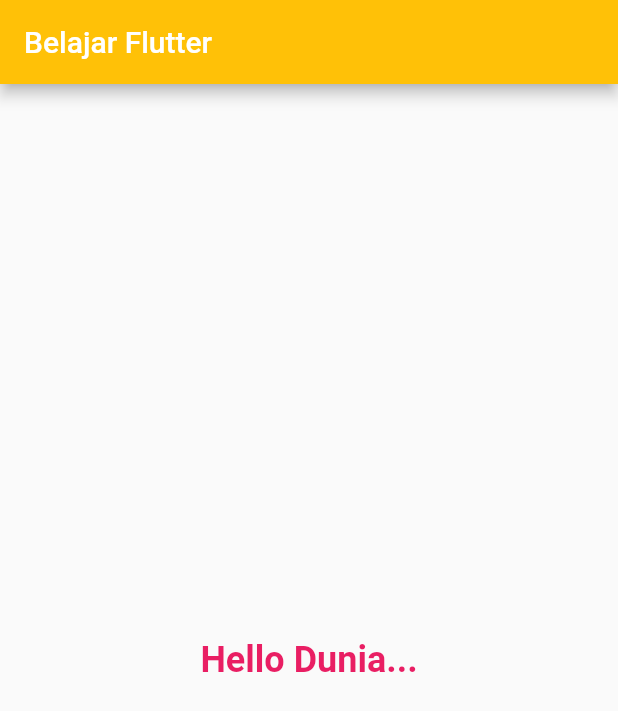
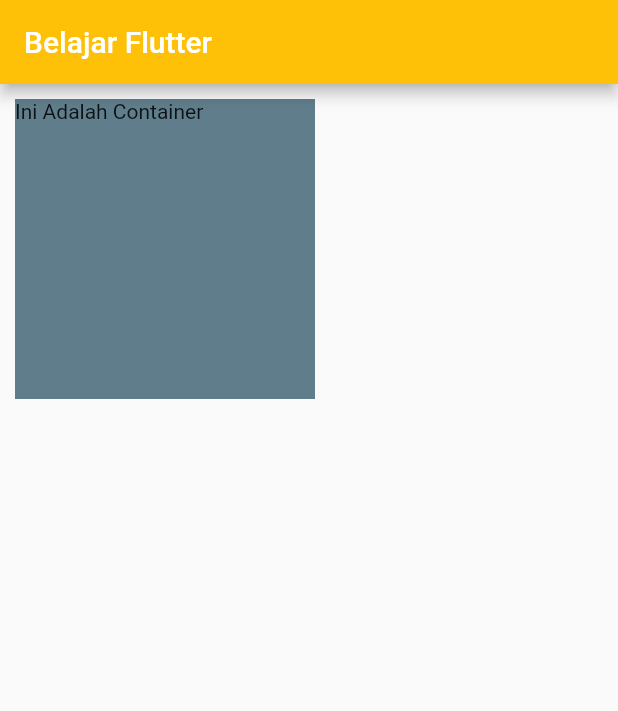
Before and after one commit to lindanur21/belajar_flutter, a Flutter app: the screen it shows after launch, on a phone screen of 412 x 824 dp. Shown: the top 711 px of the screen. Run offline on Flutter 3.47's test engine with Material 2 defaults, Android fonts, the phone set to English and light mode, and no system bars.

```diff
--- /dev/null
+++ b/lib/container_widget.dart
@@ -0,0 +1,17 @@
+import 'package:flutter/material.dart';
+
+// container adalah wadah untuk menampung widget lain
+class BelajarContainer extends StatelessWidget {
+  const BelajarContainer({super.key});
+
+  @override
+  Widget build(BuildContext context) {
+    return Container(
+      width: 200,
+      height: 200,
+      margin: EdgeInsets.all(10),
+      color: Colors.blueGrey,
+      child: Text("Ini Adalah Container"),
+    );
+  }
+}
--- a/lib/main.dart
+++ b/lib/main.dart
@@ -1,3 +1,4 @@
+import 'package:belajar/container_widget.dart';
 import 'package:flutter/material.dart';
 
 void main() {
@@ -17,11 +18,22 @@ class MyApp extends StatelessWidget {
           backgroundColor: Colors.amber,
           title: Text("Belajar Flutter"),
         ),
-        body: Center(
-          child: Text("Hello Dunia...", style: TextStyle(color: Colors.pink, fontSize: 24, fontWeight: FontWeight.bold),
-          ),
-        ),
+        body: BelajarContainer(),
       ),
     );
   }
 }
+
+class TextWidget extends StatelessWidget {
+  const TextWidget({
+    super.key,
+  });
+
+  @override
+  Widget build(BuildContext context) {
+    return Center(
+      child: Text("Hello Dunia...", style: TextStyle(color: Colors.pink, fontSize: 24, fontWeight: FontWeight.bold),
+      ),
+    );
+  }
+}
```
